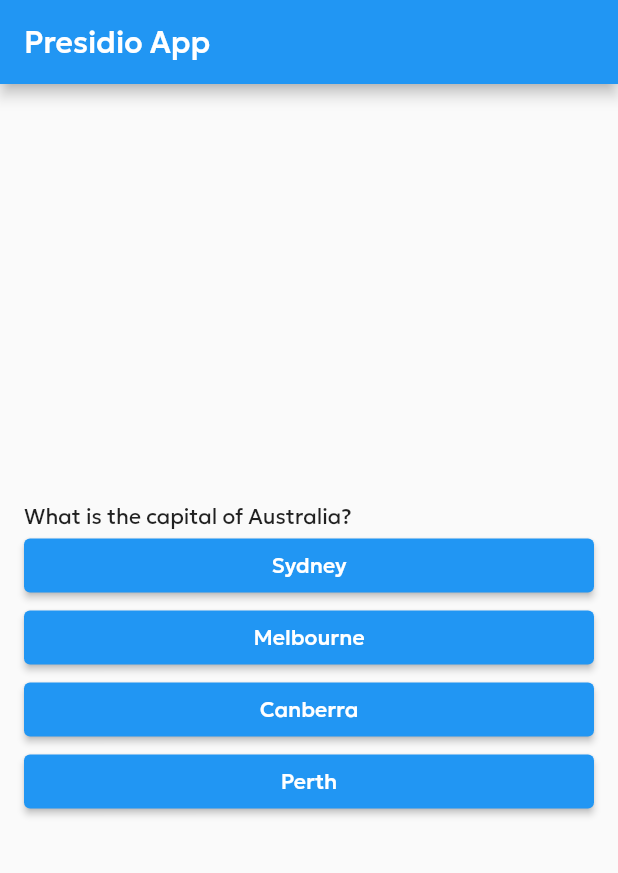
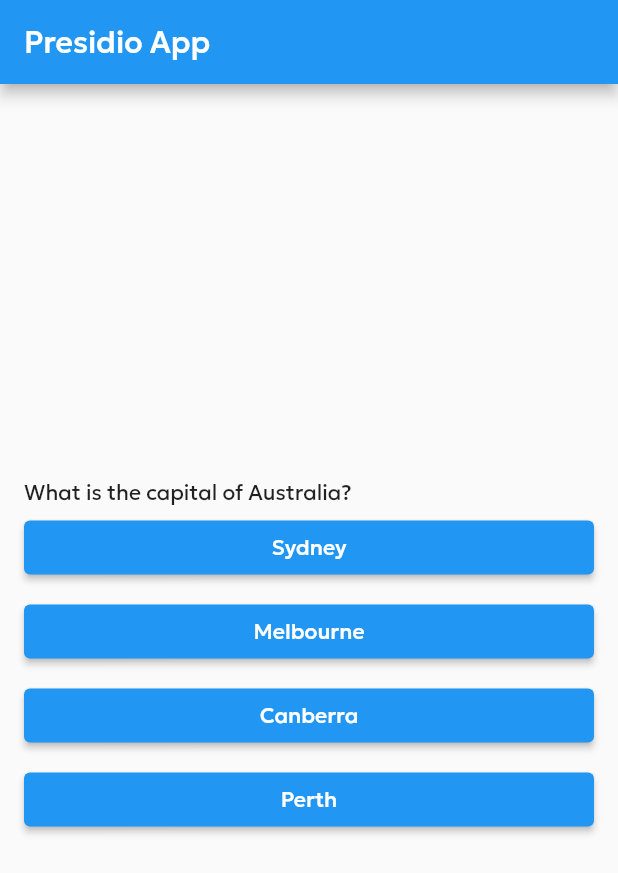
Before and after one commit to krithika117/flutter_basic_quiz_app, a Flutter app: the screen it shows after launch, on a phone screen of 412 x 824 dp. Shown: the top 873 px of the screen. Run offline on Flutter 3.47's test engine with Material 2 defaults, Android fonts, the phone set to English and light mode, and no system bars; project files that could hold a hidden picture were left out.

Commit message:
[Update] margin for button widget

```diff
--- a/lib/widgets/answer_widget.dart
+++ b/lib/widgets/answer_widget.dart
@@ -13,9 +13,12 @@ class AnswerWidget extends StatelessWidget {
 
   @override
   Widget build(BuildContext context) {
-    return ElevatedButton(
-      onPressed: () => answerQuestion(answerIndex),
-      child: Text(answerText),
+    return Container(
+      margin: const EdgeInsets.only(top: 4.0, bottom: 4.0),
+      child: ElevatedButton(
+        onPressed: () => answerQuestion(answerIndex),
+        child: Text(answerText),
+      ),
     );
   }
 }
--- a/lib/widgets/completion_screen.dart
+++ b/lib/widgets/completion_screen.dart
@@ -16,6 +16,7 @@ class CompletionScreen extends StatelessWidget {
 
     return Column(
       mainAxisAlignment: MainAxisAlignment.center,
+      mainAxisSize: MainAxisSize.min,
       crossAxisAlignment: CrossAxisAlignment.stretch,
       children: [
         const Text(
```
